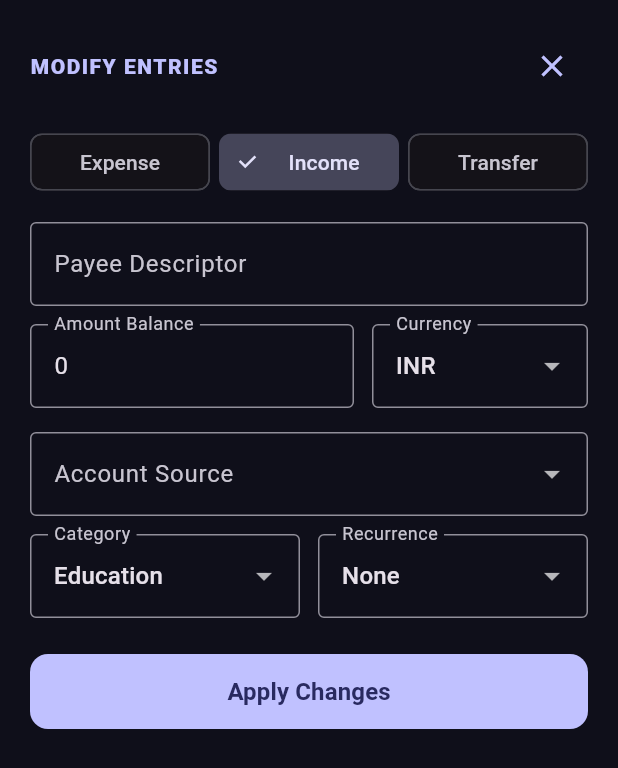
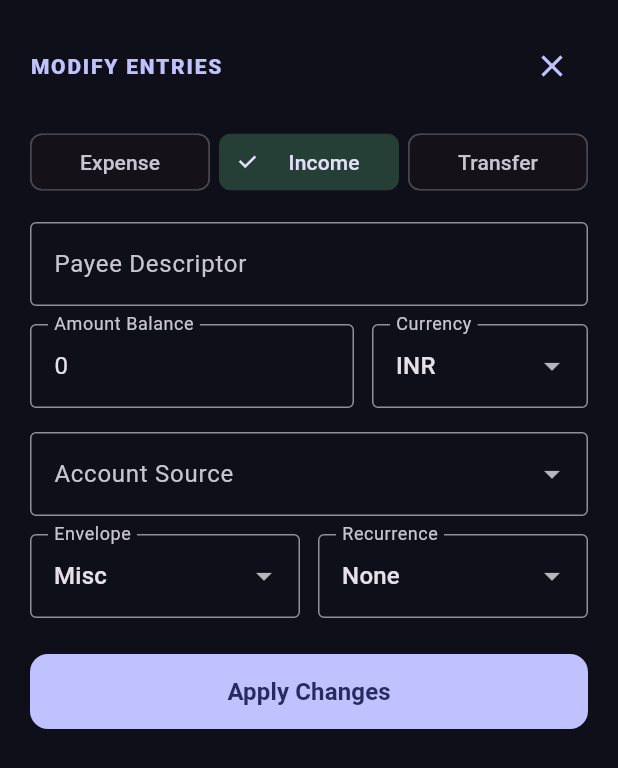
Before and after one commit to rxjith/Filous, a Flutter app: the TransactionDetailModal widget shown alone on an empty page, opened directly with empty values, after a tap on the "edit note" icon, on a phone screen of 412 x 824 dp. Shown: the top 768 px of the screen. Run offline on Flutter 3.47's test engine with Material 3 defaults, Android fonts, the phone set to English and light mode, and no system bars; our stand-ins replace fl_chart, flutter_riverpod, hive, hive_flutter; accounts and stored records are empty; network calls fail.

Commit message:
Solved Potential Bug

```diff
--- a/lib/transaction_detail_modal.dart
+++ b/lib/transaction_detail_modal.dart
@@ -1,5 +1,6 @@
 import 'package:flutter/material.dart';
 import 'package:flutter_riverpod/flutter_riverpod.dart';
+import 'package:intl/intl.dart';
 import 'transaction_model.dart';
 import 'transaction_provider.dart';
 
@@ -16,10 +17,11 @@ class _TransactionDetailModalState extends ConsumerState<TransactionDetailModal>
   late TextEditingController _titleController;
   late TextEditingController _amountController;
 
+  // State variables tracking configuration flags
   late bool _isExpense;
   late bool _isTransfer;
 
-  late String _selectedCategory;
+  String? _selectedCategory;
   late String _selectedAccount;
   late String _selectedToAccount;
   late String _selectedRecurrence;
@@ -39,7 +41,11 @@ class _TransactionDetailModalState extends ConsumerState<TransactionDetailModal>
     _isTransfer = widget.transaction.isTransfer;
     _selectedCategory = widget.transaction.category;
     _selectedAccount = widget.transaction.account;
-    _selectedToAccount = widget.transaction.toAccount ?? 'Bank';
+
+    // Safety check: ensure 'To Account' doesn't accidentally initialize identical to source account
+    _selectedToAccount = widget.transaction.toAccount ??
+        (_selectedAccount == 'Bank' ? 'Credit' : 'Bank');
+
     _selectedRecurrence = widget.transaction.recurrence;
     _selectedCurrency = widget.transaction.currency;
   }
@@ -57,6 +63,7 @@ class _TransactionDetailModalState extends ConsumerState<TransactionDetailModal>
 
     if (enteredTitle.isEmpty || enteredAmount <= 0) return;
 
+    // Retrieve active exchange rates straight from structural provider memory
     double rateMultiplier = ref.read(transactionProvider.notifier).activeRates[_selectedCurrency] ?? 1.0;
 
     final updatedTx = Transaction(
@@ -64,7 +71,7 @@ class _TransactionDetailModalState extends ConsumerState<TransactionDetailModal>
       title: enteredTitle,
       amount: enteredAmount,
       date: widget.transaction.date,
-      category: _isTransfer ? 'Transfer' : _selectedCategory,
+      category: _isTransfer ? 'Transfer' : (_selectedCategory ?? 'Misc'),
       account: _selectedAccount,
       isExpense: _isTransfer ? false : _isExpense,
       isTransfer: _isTransfer,
@@ -82,12 +89,19 @@ class _TransactionDetailModalState extends ConsumerState<TransactionDetailModal>
   Widget build(BuildContext context) {
     final theme = Theme.of(context);
 
-    // 🔥 Dynamic category lookup from Hive to replace hardcoded values and avoid app crashes
+    // 1. Fetch real-time live envelopes configuration from Hive
     final activeCategories = ref.watch(transactionProvider.notifier).categoryBudgets.keys.toList();
 
-    // Fallback alignment filter to keep the dropdown selected state safe
-    if (!activeCategories.contains(_selectedCategory) && !_isTransfer) {
-      _selectedCategory = activeCategories.isNotEmpty ? activeCategories.first : 'Misc';
+    // 2. 🔥 CRITICAL SAFETY FIXED: Safe-fallback evaluation for dynamic categories.
+    // If the category was deleted or is missing, gracefully realign dropdown to prevent standard assertion failures.
+    if (!_isTransfer && (_selectedCategory == null || !activeCategories.contains(_selectedCategory))) {
+      if (activeCategories.contains('Misc')) {
+        _selectedCategory = 'Misc';
+      } else if (activeCategories.isNotEmpty) {
+        _selectedCategory = activeCategories.first;
+      } else {
+        _selectedCategory = null;
+      }
     }
 
     return Padding(
@@ -100,12 +114,17 @@ class _TransactionDetailModalState extends ConsumerState<TransactionDetailModal>
           mainAxisSize: MainAxisSize.min,
           crossAxisAlignment: CrossAxisAlignment.start,
           children: [
+            // Head Section Panel Layout
             Row(
               mainAxisAlignment: MainAxisAlignment.spaceBetween,
               children: [
                 Text(
                   _isEditing ? 'MODIFY ENTRIES' : 'LEDGER METADATA',
-                  style: TextStyle(fontWeight: FontWeight.w900, letterSpacing: 1, color: theme.colorScheme.primary),
+                  style: TextStyle(
+                    fontWeight: FontWeight.w900,
+                    letterSpacing: 1.2,
+                    color: theme.colorScheme.primary
+                  ),
                 ),
                 IconButton(
                   icon: Icon(_isEditing ? Icons.close : Icons.edit_note, color: theme.colorScheme.primary),
@@ -115,6 +134,7 @@ class _TransactionDetailModalState extends ConsumerState<TransactionDetailModal>
             ),
             const SizedBox(height: 16),
 
+            // --- READ ONLY PRESENTATION STACK ---
             if (!_isEditing) ...[
               ListTile(
                 contentPadding: EdgeInsets.zero,
@@ -129,7 +149,14 @@ class _TransactionDetailModalState extends ConsumerState<TransactionDetailModal>
                       title: const Text('Value Amount', style: TextStyle(fontSize: 11, color: Colors.white38)),
                       subtitle: Text(
                         '$_selectedCurrency ${widget.transaction.amount.toStringAsFixed(0)}',
-                        style: TextStyle(fontSize: 18, fontWeight: FontWeight.w900, color: _isTransfer ? Colors.blueAccent : (_isExpense ? Colors.redAccent : Colors.greenAccent)),
+                        style: TextStyle(
+                          fontSize: 18,
+                          fontWeight: FontWeight.w900,
+                          // High-contrast, easy-on-the-eyes color distribution
+                          color: _isTransfer
+                              ? Colors.amberAccent
+                              : (_isExpense ? Colors.redAccent : Colors.greenAccent)
+                        ),
                       ),
                     ),
                   ),
@@ -137,7 +164,10 @@ class _TransactionDetailModalState extends ConsumerState<TransactionDetailModal>
                     child: ListTile(
                       contentPadding: EdgeInsets.zero,
                       title: const Text('Flow Strategy', style: TextStyle(fontSize: 11, color: Colors.white38)),
-                      subtitle: Text(_isTransfer ? 'Transfer 🔄' : (_isExpense ? 'Expense 🛑' : 'Income 💰'), style: const TextStyle(fontSize: 16, fontWeight: FontWeight.bold)),
+                      subtitle: Text(
+                        _isTransfer ? 'Transfer 🔄' : (_isExpense ? 'Expense 🛑' : 'Income 💰'),
+                        style: const TextStyle(fontSize: 16, fontWeight: FontWeight.bold)
+                      ),
                     ),
                   ),
                 ],
@@ -155,7 +185,10 @@ class _TransactionDetailModalState extends ConsumerState<TransactionDetailModal>
                     child: ListTile(
                       contentPadding: EdgeInsets.zero,
                       title: Text(_isTransfer ? 'Credited Account' : 'Budget Envelope', style: const TextStyle(fontSize: 11, color: Colors.white38)),
-                      subtitle: Text(_isTransfer ? (widget.transaction.toAccount ?? 'None') : widget.transaction.category, style: const TextStyle(fontSize: 16, fontWeight: FontWeight.bold)),
+                      subtitle: Text(
+                        _isTransfer ? (widget.transaction.toAccount ?? 'None') : widget.transaction.category,
+                        style: const TextStyle(fontSize: 16, fontWeight: FontWeight.bold)
+                      ),
                     ),
                   ),
                 ],
@@ -167,13 +200,17 @@ class _TransactionDetailModalState extends ConsumerState<TransactionDetailModal>
                   subtitle: Text('₹${widget.transaction.baseAmount.toStringAsFixed(0)}', style: const TextStyle(fontSize: 16, fontWeight: FontWeight.bold, color: Colors.orangeAccent)),
                 ),
               const SizedBox(height: 24),
-            ] else ...[
+            ]
+
+            // --- EDITABLE INTERACTIVE FORM STACK ---
+            else ...[
               Row(
                 children: [
                   Expanded(
                     child: ChoiceChip(
                       label: const Center(child: Text('Expense')),
                       selected: _isExpense && !_isTransfer,
+                      selectedColor: Colors.redAccent.withOpacity(0.2),
                       onSelected: (val) => setState(() { _isExpense = true; _isTransfer = false; }),
                     ),
                   ),
@@ -182,6 +219,7 @@ class _TransactionDetailModalState extends ConsumerState<TransactionDetailModal>
                     child: ChoiceChip(
                       label: const Center(child: Text('Income')),
                       selected: !_isExpense && !_isTransfer,
+                      selectedColor: Colors.greenAccent.withOpacity(0.2),
                       onSelected: (val) => setState(() { _isExpense = false; _isTransfer = false; }),
                     ),
                   ),
@@ -190,6 +228,7 @@ class _TransactionDetailModalState extends ConsumerState<TransactionDetailModal>
                     child: ChoiceChip(
                       label: const Center(child: Text('Transfer')),
                       selected: _isTransfer,
+                      selectedColor: Colors.amberAccent.withOpacity(0.2),
                       onSelected: (val) => setState(() { _isTransfer = true; }),
                     ),
                   ),
@@ -199,7 +238,7 @@ class _TransactionDetailModalState extends ConsumerState<TransactionDetailModal>
               TextField(
                 controller: _titleController,
                 decoration: const InputDecoration(labelText: 'Payee Descriptor', border: OutlineInputBorder()),
-                // 🔥 Live Guessing Engine for Edit flow
+                // Integrated background auto-guessing engine connection rule
                 onChanged: (textValue) {
                   if (!_isTransfer) {
                     final guessed = ref.read(transactionProvider.notifier).guessCategory(textValue);
@@ -240,7 +279,16 @@ class _TransactionDetailModalState extends ConsumerState<TransactionDetailModal>
                       value: _selectedAccount,
                       decoration: InputDecoration(border: const OutlineInputBorder(), labelText: _isTransfer ? 'From Account' : 'Account Source'),
                       items: _accounts.map((acc) => DropdownMenuItem(value: acc, child: Text(acc))).toList(),
-                      onChanged: (val) => setState(() => _selectedAccount = val!),
+                      onChanged: (val) {
+                        setState(() {
+                          _selectedAccount = val!;
+                          // 🔥 CRITICAL FIXED: If source and destination match, cascade shift selection
+                          // to prevent standard AssertionError menu validation crashes
+                          if (_selectedAccount == _selectedToAccount) {
+                            _selectedToAccount = _accounts.firstWhere((a) => a != _selectedAccount);
+                          }
+                        });
+                      },
                     ),
                   ),
                   if (_isTransfer) ...[
@@ -249,6 +297,7 @@ class _TransactionDetailModalState extends ConsumerState<TransactionDetailModal>
                       child: DropdownButtonFormField<String>(
                         value: _selectedToAccount,
                         decoration: const InputDecoration(border: OutlineInputBorder(), labelText: 'To Account'),
+                        // Safely filter choice list matching constraints
                         items: _accounts.where((a) => a != _selectedAccount).map((acc) => DropdownMenuItem(value: acc, child: Text(acc))).toList(),
                         onChanged: (val) => setState(() => _selectedToAccount = val!),
                       ),
@@ -263,10 +312,12 @@ class _TransactionDetailModalState extends ConsumerState<TransactionDetailModal>
                     Expanded(
                       child: DropdownButtonFormField<String>(
                         value: _selectedCategory,
-                        decoration: const InputDecoration(border: OutlineInputBorder(), labelText: 'Category'),
-                        // 🔥 Dynamic drop elements linked straight to database array state
-                        items: activeCategories.map((cat) => DropdownMenuItem(value: cat, child: Text(cat))).toList(),
-                        onChanged: (val) => setState(() => _selectedCategory = val!),
+                        decoration: const InputDecoration(border: OutlineInputBorder(), labelText: 'Envelope'),
+                        // Fallback UI block if the active categories collection hits 0 elements
+                        items: activeCategories.isEmpty
+                            ? [const DropdownMenuItem(value: 'Misc', child: Text('Misc'))]
+                            : activeCategories.map((cat) => DropdownMenuItem(value: cat, child: Text(cat))).toList(),
+                        onChanged: (val) => setState(() => _selectedCategory = val),
                       ),
                     ),
                     const SizedBox(width: 12),
```
